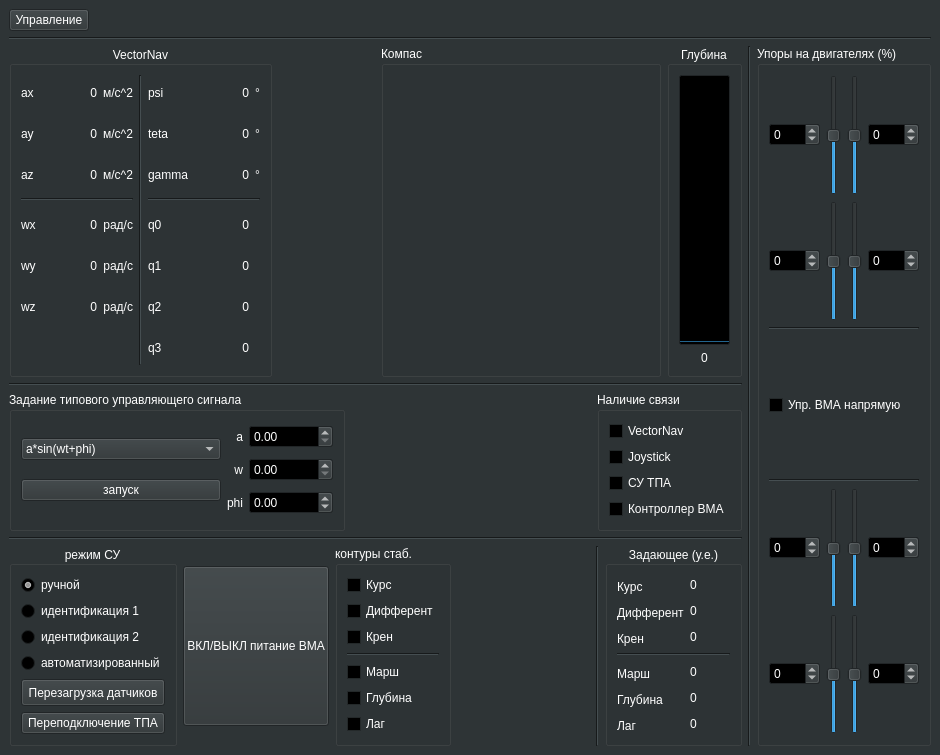
Qt form mainwindow.ui (hidronautics/UV_control_box) before a commit.
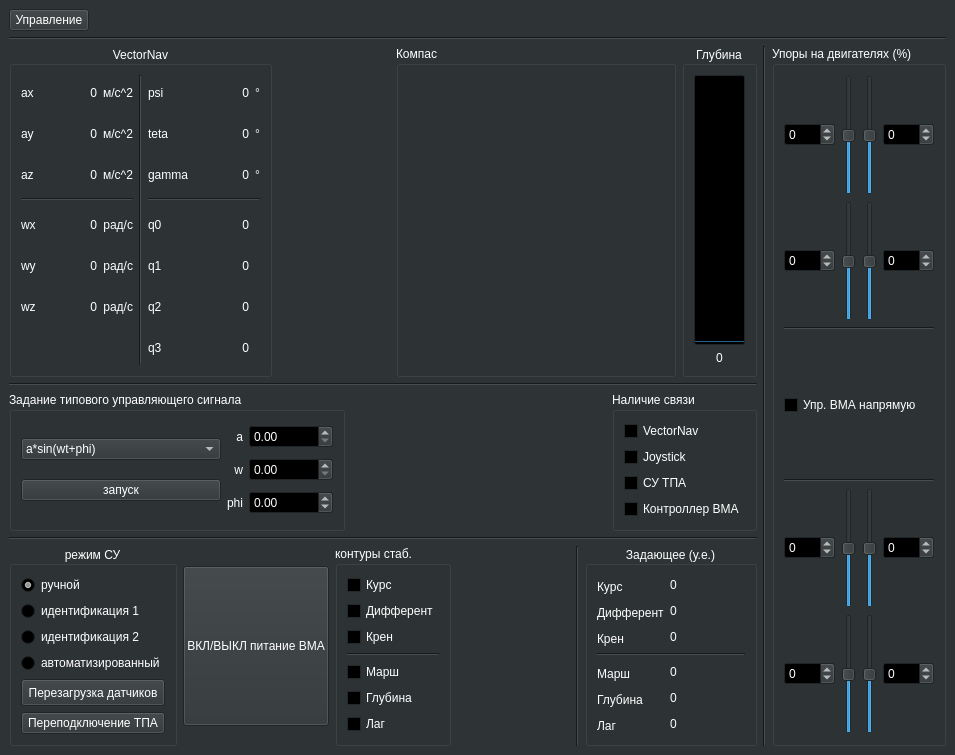
The same form after that commit. Custom widgets are drawn as their Qt base class.

Patch:
```diff
--- a/mainwindow.ui
+++ b/mainwindow.ui
@@ -6,7 +6,7 @@
    <rect>
     <x>0</x>
     <y>0</y>
-    <width>940</width>
+    <width>955</width>
     <height>755</height>
    </rect>
   </property>
@@ -936,13 +936,13 @@
             <widget class="QLabel" name="label_control_yaw">
              <property name="minimumSize">
               <size>
-               <width>40</width>
+               <width>75</width>
                <height>0</height>
               </size>
              </property>
              <property name="maximumSize">
               <size>
-               <width>50</width>
+               <width>2000</width>
                <height>16777215</height>
               </size>
              </property>
@@ -1012,13 +1012,13 @@
             <widget class="QLabel" name="label_control_depth">
              <property name="minimumSize">
               <size>
-               <width>40</width>
+               <width>75</width>
                <height>0</height>
               </size>
              </property>
              <property name="maximumSize">
               <size>
-               <width>50</width>
+               <width>2000</width>
                <height>16777215</height>
               </size>
              </property>
@@ -1031,13 +1031,13 @@
             <widget class="QLabel" name="label_control_pitch">
              <property name="minimumSize">
               <size>
-               <width>40</width>
+               <width>75</width>
                <height>0</height>
               </size>
              </property>
              <property name="maximumSize">
               <size>
-               <width>50</width>
+               <width>2000</width>
                <height>16777215</height>
               </size>
              </property>
@@ -1050,13 +1050,13 @@
             <widget class="QLabel" name="label_control_roll">
              <property name="minimumSize">
               <size>
-               <width>40</width>
+               <width>75</width>
                <height>0</height>
               </size>
              </property>
              <property name="maximumSize">
               <size>
-               <width>50</width>
+               <width>2000</width>
                <height>16777215</height>
               </size>
              </property>
@@ -1088,13 +1088,13 @@
             <widget class="QLabel" name="label_control_march">
              <property name="minimumSize">
               <size>
-               <width>40</width>
+               <width>75</width>
                <height>0</height>
               </size>
              </property>
              <property name="maximumSize">
               <size>
-               <width>50</width>
+               <width>2000</width>
                <height>16777215</height>
               </size>
              </property>
@@ -1107,13 +1107,13 @@
             <widget class="QLabel" name="label_control_lag">
              <property name="minimumSize">
               <size>
-               <width>40</width>
+               <width>75</width>
                <height>0</height>
               </size>
              </property>
              <property name="maximumSize">
               <size>
-               <width>50</width>
+               <width>2000</width>
                <height>16777215</height>
               </size>
              </property>
```
